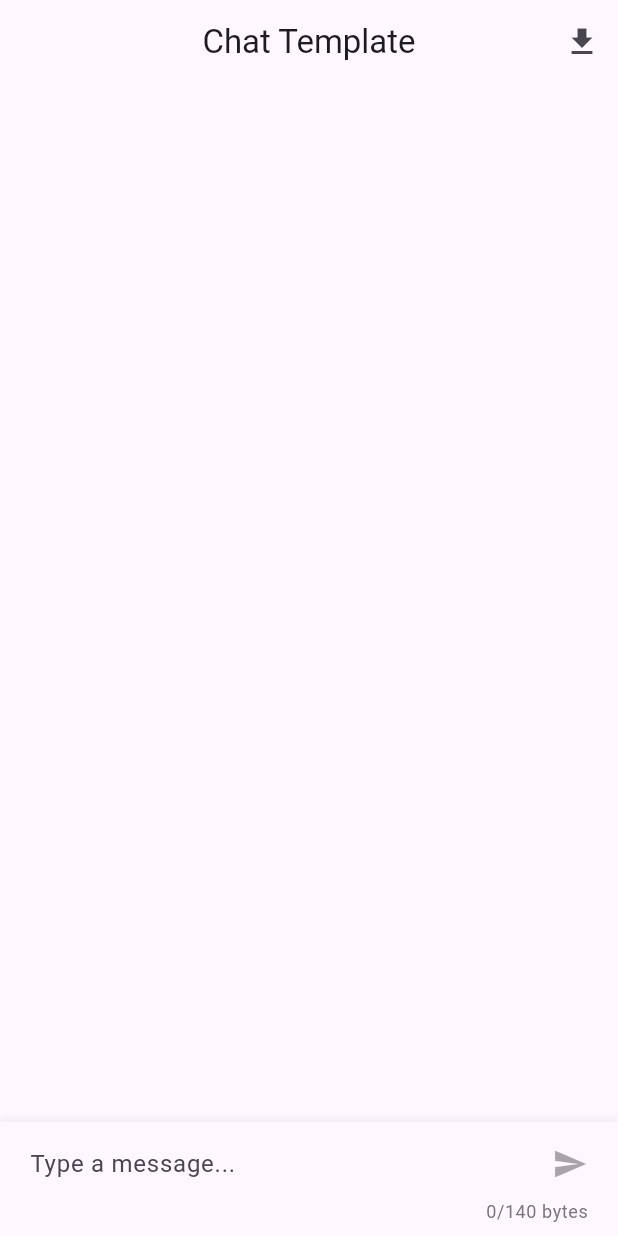
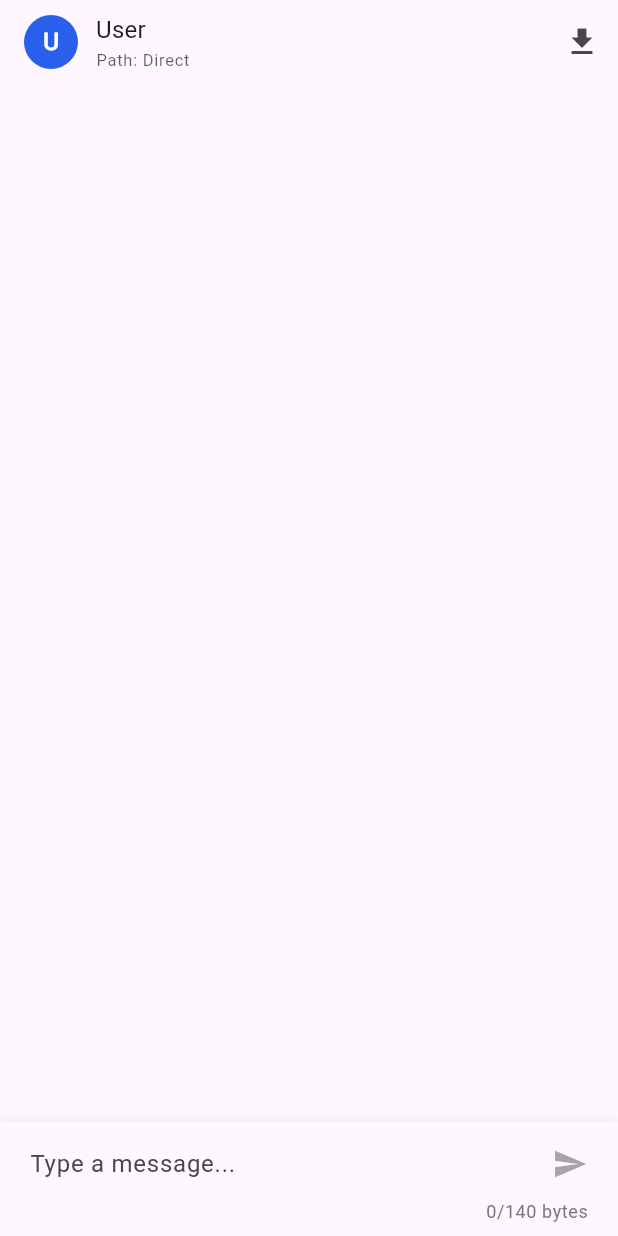
Before and after one commit to wel97459/OSMCore, a Flutter app: the screen it shows after launch, on a phone screen of 412 x 824 dp. Run offline on Flutter 3.47's test engine with Material 3 defaults, Android fonts, the phone set to English and light mode, and no system bars; our stand-ins replace font_awesome_flutter.

Commit message:
feat(ui): Implement dynamic contextual AppBar in ChatScreen

```diff
--- a/lib/screens/chat_screen.dart
+++ b/lib/screens/chat_screen.dart
@@ -6,6 +6,9 @@ import 'package:chat_template/widgets/message_list.dart';
 import 'package:chat_template/widgets/chat_input.dart';
 import 'package:chat_template/widgets/message_options_sheet.dart';
 import 'package:chat_template/models/chat_message.dart';
+
+import 'package:chat_template/widgets/user_avatar.dart';
+import 'package:font_awesome_flutter/font_awesome_flutter.dart';
 
 class ChatScreen extends StatefulWidget {
   static const String currentUserId = 'user1';
@@ -64,10 +67,40 @@ class _ChatScreenState extends State<ChatScreen> {
 
   @override
   Widget build(BuildContext context) {
+    final theme = Theme.of(context);
+    final chatProvider = context.watch<ChatProvider>();
+
     return Scaffold(
       appBar: AppBar(
-        title: const Text('Chat Template'),
-        centerTitle: true,
+        title: Row(
+          children: [
+            UserAvatar(
+              handle: chatProvider.currentHandle,
+              iconData: chatProvider.isGroupChat ? FontAwesomeIcons.lightbulb : null,
+              size: 36,
+            ),
+            const SizedBox(width: 12),
+            Expanded(
+              child: Column(
+                crossAxisAlignment: CrossAxisAlignment.start,
+                mainAxisSize: MainAxisSize.min,
+                children: [
+                  Text(
+                    chatProvider.currentHandle,
+                    style: theme.textTheme.titleMedium,
+                    overflow: TextOverflow.ellipsis,
+                  ),
+                  Text(
+                    chatProvider.isGroupChat ? "Channel Messages" : chatProvider.connectionPath,
+                    style: theme.textTheme.labelSmall?.copyWith(
+                      color: theme.colorScheme.onSurface.withOpacity(0.7),
+                    ),
+                  ),
+                ],
+              ),
+            ),
+          ],
+        ),
         actions: [
           IconButton(
             icon: const Icon(Icons.download),
@@ -77,6 +110,7 @@ class _ChatScreenState extends State<ChatScreen> {
                 id: DateTime.now().millisecondsSinceEpoch.toString(),
                 text: 'This is a received message!',
                 senderId: 'user2',
+                senderName: 'Friend',
                 timestamp: DateTime.now(),
               );
               context.read<ChatProvider>().addMessage(newMessage);
@@ -95,6 +129,7 @@ class _ChatScreenState extends State<ChatScreen> {
                 return MessageList(
                   messages: chatProvider.messages,
                   currentUserId: ChatScreen.currentUserId,
+                  showAvatars: chatProvider.isGroupChat,
                   scrollController: _scrollController,
                   onMessageLongPress: _showOptionsSheet,
                 );
```
Also changed, not shown: 1 other file.
